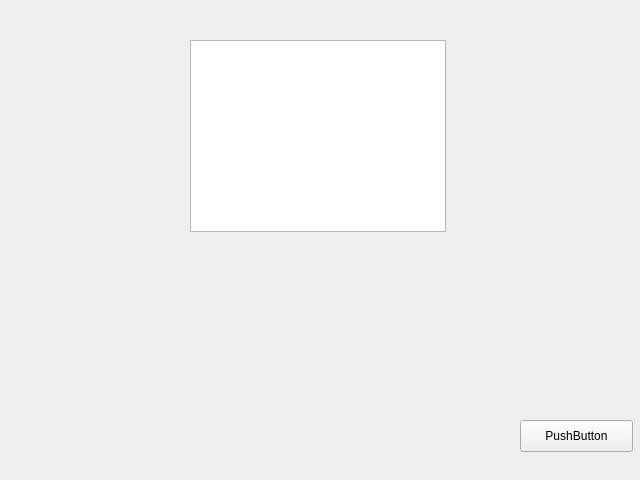
Above: wizard/cpu_select.ui from imby/STM32VLDiscovery_BeRTOS before the change. Below: the same form after it.
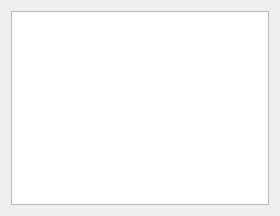
That is the form after the change.

Commit message: Add the CPU select page

Patch:
```diff
--- a/wizard/cpu_select.ui
+++ b/wizard/cpu_select.ui
@@ -5,12 +5,12 @@
    <rect>
     <x>0</x>
     <y>0</y>
-    <width>640</width>
-    <height>480</height>
+    <width>280</width>
+    <height>216</height>
    </rect>
   </property>
   <property name="sizePolicy" >
-   <sizepolicy vsizetype="Fixed" hsizetype="Fixed" >
+   <sizepolicy vsizetype="Minimum" hsizetype="Minimum" >
     <horstretch>0</horstretch>
     <verstretch>0</verstretch>
    </sizepolicy>
@@ -18,29 +18,11 @@
   <property name="windowTitle" >
    <string>Form</string>
   </property>
-  <widget class="QListView" name="cpuList" >
-   <property name="geometry" >
-    <rect>
-     <x>190</x>
-     <y>40</y>
-     <width>256</width>
-     <height>192</height>
-    </rect>
-   </property>
-  </widget>
-  <widget class="QPushButton" name="checkToolchainButton" >
-   <property name="geometry" >
-    <rect>
-     <x>520</x>
-     <y>420</y>
-     <width>113</width>
-     <height>32</height>
-    </rect>
-   </property>
-   <property name="text" >
-    <string>PushButton</string>
-   </property>
-  </widget>
+  <layout class="QVBoxLayout" name="verticalLayout" >
+   <item>
+    <widget class="QListView" name="cpuList" />
+   </item>
+  </layout>
  </widget>
  <resources/>
  <connections/>
```
The commit also changes 1 other file.
